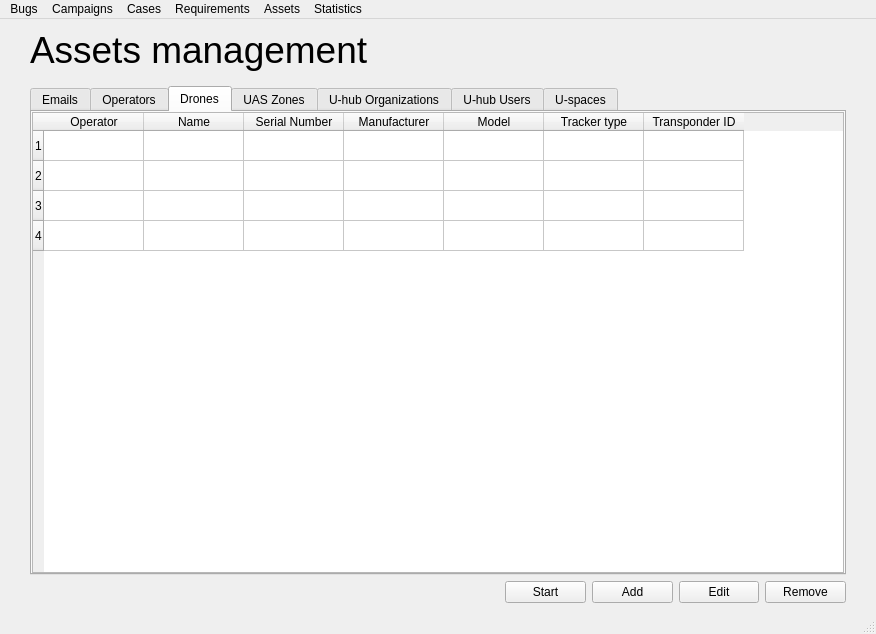
Old version of the form ui/main.ui in the repository vazmasero/UAT-Tool.
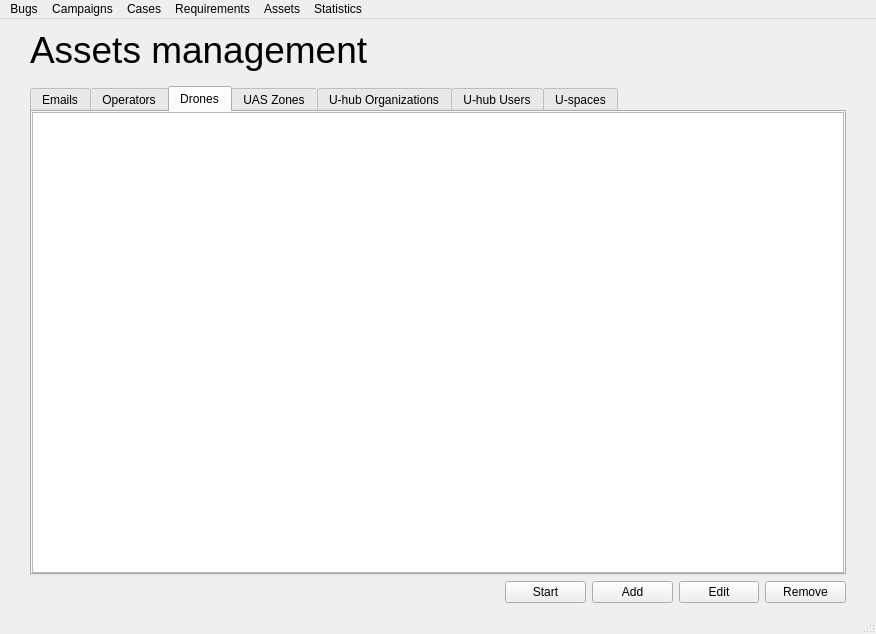
New version of the form. The open tabs and pages were chosen to show the change.

Diff of the .ui file:
```diff
--- a/ui/main.ui
+++ b/ui/main.ui
@@ -644,50 +644,7 @@
              <number>0</number>
             </property>
             <item>
-             <widget class="QTableWidget" name="tbl_drones">
-              <property name="rowCount">
-               <number>4</number>
-              </property>
-              <row/>
-              <row/>
-              <row/>
-              <row/>
-              <column>
-               <property name="text">
-                <string>Operator</string>
-               </property>
-              </column>
-              <column>
-               <property name="text">
-                <string>Name</string>
-               </property>
-              </column>
-              <column>
-               <property name="text">
-                <string>Serial Number</string>
-               </property>
-              </column>
-              <column>
-               <property name="text">
-                <string>Manufacturer</string>
-               </property>
-              </column>
-              <column>
-               <property name="text">
-                <string>Model</string>
-               </property>
-              </column>
-              <column>
-               <property name="text">
-                <string>Tracker type</string>
-               </property>
-              </column>
-              <column>
-               <property name="text">
-                <string>Transponder ID</string>
-               </property>
-              </column>
-             </widget>
+             <widget class="QTableView" name="tbl_drones"/>
             </item>
            </layout>
           </widget>
```
Left out of the diff: 404 changed lines with no effect on the pictures.
